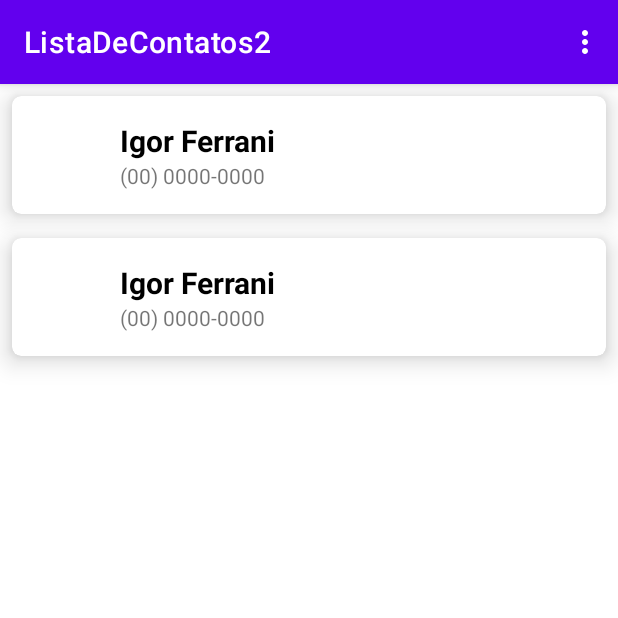
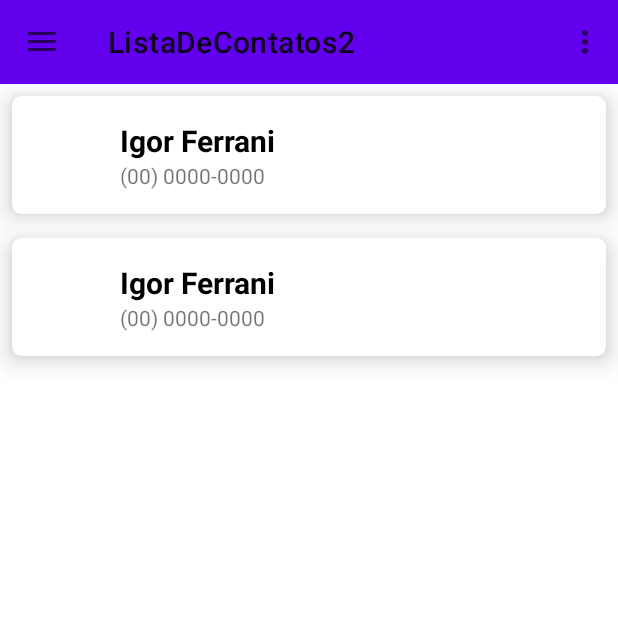
Before and after one commit to andersonluisp/ListaDeContatos, an Android app: the screen it shows after launch (MainActivity), on a phone screen of 412 x 824 dp, the top half of it. Run offline under Robolectric (Android 15) with nearby library versions, the phone set to English and light mode, and no system bars.

Commit message:
Drawer Menu e Options Menu funcionando

```diff
--- a/app/src/main/java/com/example/listadecontatos2/MainActivity.kt
+++ b/app/src/main/java/com/example/listadecontatos2/MainActivity.kt
@@ -5,9 +5,13 @@ import android.os.Bundle
 import android.view.Menu
 import android.view.MenuInflater
 import android.view.MenuItem
+import android.view.View
 import android.widget.Toast
+import androidx.appcompat.app.ActionBarDrawerToggle
+import androidx.drawerlayout.widget.DrawerLayout
 import androidx.recyclerview.widget.LinearLayoutManager
 import androidx.recyclerview.widget.RecyclerView
+import androidx.appcompat.widget.Toolbar
 
 class MainActivity : AppCompatActivity() {
     private val rvList: RecyclerView by lazy {
@@ -15,13 +19,24 @@ class MainActivity : AppCompatActivity() {
     }
     private val adapter = ContactAdapter()
 
-
     override fun onCreate(savedInstanceState: Bundle?) {
         super.onCreate(savedInstanceState)
-        setContentView(R.layout.activity_main)
+        setContentView(R.layout.drawer_menu)
 
+        initDrawer()
         bindViews()
         updateList()
+
+    }
+
+    private fun initDrawer(){
+        val drawerLayout = findViewById<View>(R.id.drawer_layout) as DrawerLayout
+        val toolbar = findViewById<Toolbar>(R.id.toolbar)
+        setSupportActionBar(toolbar)
+
+        val toggle = ActionBarDrawerToggle(this, drawerLayout,toolbar, R.string.open_drawer, R.string.close_drawer)
+        drawerLayout.addDrawerListener(toggle)
+        toggle.syncState()
     }
 
     private fun bindViews(){
--- a/app/src/main/res/layout/activity_main.xml
+++ b/app/src/main/res/layout/activity_main.xml
@@ -6,11 +6,23 @@
     android:layout_height="match_parent"
     tools:context=".MainActivity">
 
+    <androidx.appcompat.widget.Toolbar
+        android:id="@+id/toolbar"
+        android:layout_width="match_parent"
+        android:layout_height="?attr/actionBarSize"
+        android:background="?attr/colorPrimary"
+        android:theme="@style/Widget.AppCompat.ActionBar.Solid"
+        app:layout_constraintEnd_toEndOf="parent"
+        app:layout_constraintStart_toStartOf="parent"
+        app:layout_constraintTop_toTopOf="parent"
+        app:title="@string/app_name"
+        />
+
     <androidx.recyclerview.widget.RecyclerView
         android:id="@+id/rv_list"
         android:layout_width="0dp"
         android:layout_height="0dp"
-        app:layout_constraintTop_toTopOf="parent"
+        app:layout_constraintTop_toBottomOf="@id/toolbar"
         app:layout_constraintStart_toStartOf="parent"
         app:layout_constraintEnd_toEndOf="parent"
         app:layout_constraintBottom_toBottomOf="parent" />
--- /dev/null
+++ b/app/src/main/res/layout/drawer_menu.xml
@@ -0,0 +1,20 @@
+<?xml version="1.0" encoding="utf-8"?>
+<androidx.drawerlayout.widget.DrawerLayout
+    android:id="@+id/drawer_layout"
+    xmlns:android="http://schemas.android.com/apk/res/android"
+    android:layout_width="match_parent"
+    android:layout_height="match_parent"
+    xmlns:tools="http://schemas.android.com/tools"
+    xmlns:app="http://schemas.android.com/apk/res-auto"
+    tools:openDrawer="start">
+
+    <include
+        layout="@layout/activity_main" />
+
+    <com.google.android.material.navigation.NavigationView
+        android:id="@+id/nav_view"
+        android:layout_width="match_parent"
+        android:layout_height="match_parent"
+        android:layout_gravity="start"
+        app:menu="@menu/menu" />
+</androidx.drawerlayout.widget.DrawerLayout>
--- a/app/src/main/res/menu/menu.xml
+++ b/app/src/main/res/menu/menu.xml
@@ -1,7 +1,7 @@
 <?xml version="1.0" encoding="utf-8"?>
 <menu xmlns:android="http://schemas.android.com/apk/res/android">
     <item android:id="@+id/item_menu_1"
-        android:title="@string/menu_1" />
+        android:title="@string/menu_1"/>
     <item android:id="@+id/item_menu_2"
         android:title="@string/menu_2" />
 </menu>
--- a/app/src/main/res/values/strings.xml
+++ b/app/src/main/res/values/strings.xml
@@ -4,4 +4,10 @@
 
     <string name="menu_1">Menu 1</string>
     <string name="menu_2">Menu 2</string>
+
+    <string name="lateral_1">Menu Lateral 1</string>
+    <string name="lateral_2">Menu Lateral 2</string>
+
+    <string name="open_drawer">Abrir</string>
+    <string name="close_drawer">Fechar</string>
 </resources>
--- a/app/src/main/res/values/themes.xml
+++ b/app/src/main/res/values/themes.xml
@@ -1,6 +1,6 @@
 <resources xmlns:tools="http://schemas.android.com/tools">
     <!-- Base application theme. -->
-    <style name="Theme.ListaDeContatos2" parent="Theme.MaterialComponents.DayNight.DarkActionBar">
+    <style name="Theme.ListaDeContatos2" parent="Theme.MaterialComponents.DayNight.NoActionBar">
         <!-- Primary brand color. -->
         <item name="colorPrimary">@color/purple_500</item>
         <item name="colorPrimaryVariant">@color/purple_700</item>
```
